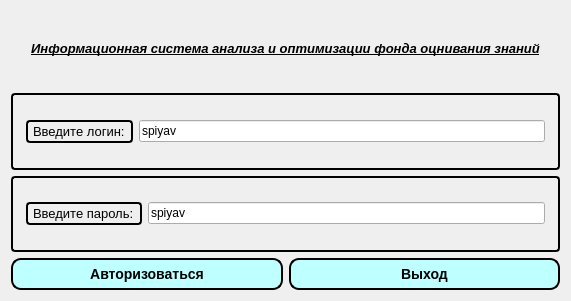
gunmaden/IS-AOOZ, file widget.ui: the form before one commit.
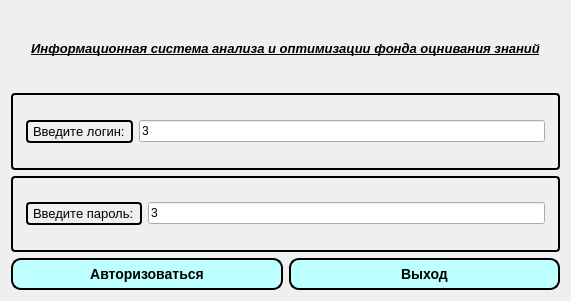
The form after the commit. Icons and pictures are not drawn.

```diff
--- a/widget.ui
+++ b/widget.ui
@@ -55,7 +55,7 @@
         <item>
          <widget class="QLineEdit" name="lineEdit">
           <property name="text">
-           <string>spiyav</string>
+           <string>3</string>
           </property>
          </widget>
         </item>
@@ -101,7 +101,7 @@
         <item>
          <widget class="QLineEdit" name="lineEdit_2">
           <property name="text">
-           <string>spiyav</string>
+           <string>3</string>
           </property>
          </widget>
         </item>
```
Left out of the diff: 6 changed lines with no effect on the pictures.
